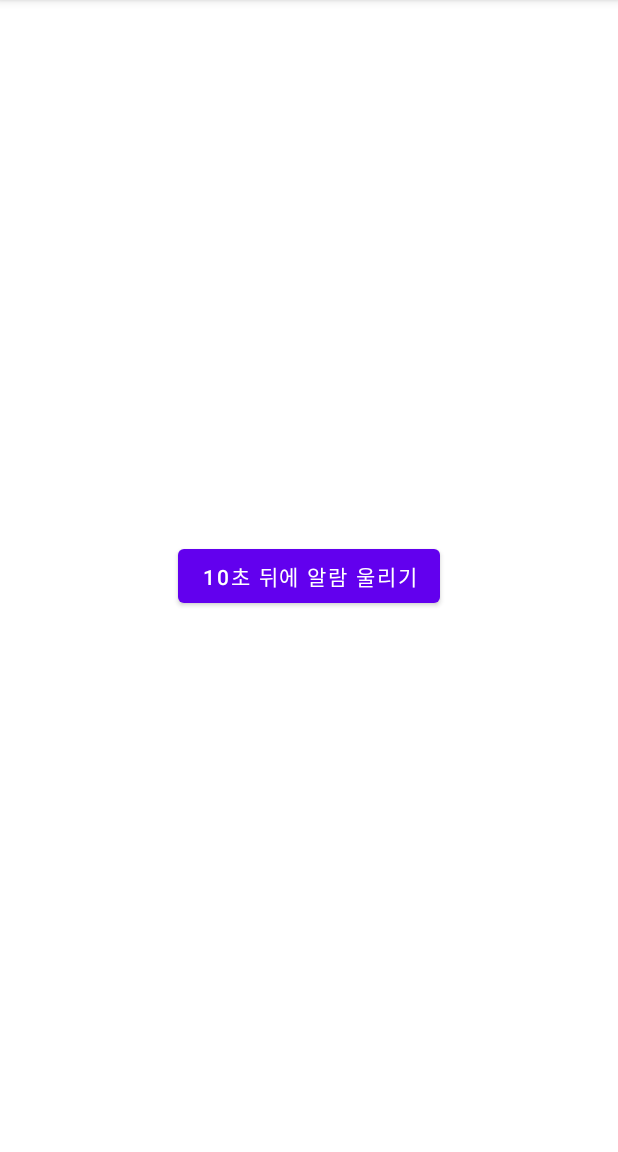
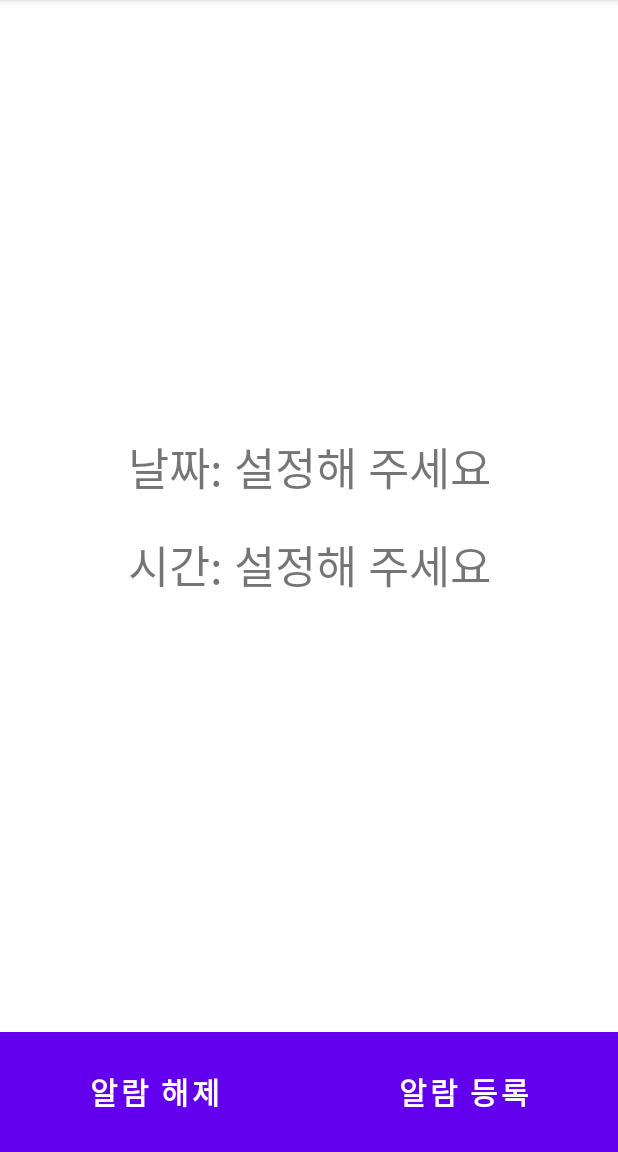
Before and after one commit to sechiyo97/poolCAndroid2021-1, an Android app: the screen it shows after launch (MainActivity), on a phone screen of 412 x 824 dp, the part 84-1236 px from its top. Run offline under Robolectric (Android 15) with nearby library versions, the phone set to English and light mode, and no system bars.

Commit message:
WEEK-6_날짜와 시간을 직접 지정하여 알람 설정

```diff
--- a/AlarmApp2/app/src/main/res/layout/activity_main.xml
+++ b/AlarmApp2/app/src/main/res/layout/activity_main.xml
@@ -6,14 +6,65 @@
     android:layout_height="match_parent"
     tools:context=".MainActivity">
 
-    <Button
-        android:id="@+id/set_alarm_button"
+    <LinearLayout
         android:layout_width="wrap_content"
         android:layout_height="wrap_content"
-        android:text="10초 뒤에 알람 울리기"
+        android:orientation="vertical"
+        app:layout_constraintTop_toTopOf="parent"
+        app:layout_constraintStart_toStartOf="parent"
+        app:layout_constraintEnd_toEndOf="parent"
+        app:layout_constraintBottom_toTopOf="@id/alarm_texts">
+
+        <TextView
+            android:id="@+id/text_date"
+            android:layout_width="wrap_content"
+            android:layout_height="wrap_content"
+            android:textSize="30sp"
+            android:text="날짜: 설정해 주세요"
+            android:layout_marginBottom="20dp"/>
+
+        <TextView
+            android:id="@+id/text_time"
+            android:layout_width="wrap_content"
+            android:layout_height="wrap_content"
+            android:textSize="30sp"
+            android:text="시간: 설정해 주세요"/>
+    </LinearLayout>
+
+    <LinearLayout
+        android:id="@+id/alarm_texts"
         app:layout_constraintBottom_toBottomOf="parent"
-        app:layout_constraintLeft_toLeftOf="parent"
-        app:layout_constraintRight_toRightOf="parent"
-        app:layout_constraintTop_toTopOf="parent" />
+        android:orientation="horizontal"
+        android:layout_width="match_parent"
+        android:layout_height="80dp">
 
+        <Button
+            android:id="@+id/clear_alarm_btn"
+            android:layout_gravity="bottom"
+            android:layout_width="0dp"
+            android:layout_weight="1"
+            android:layout_height="80dp"
+            android:textColor="@android:color/white"
+            android:background="@color/black"
+            android:text="알람 해제"
+            android:textSize="20sp"
+            android:textStyle="bold"
+            app:layout_constraintStart_toStartOf="parent"
+            app:layout_constraintEnd_toEndOf="parent"
+            app:layout_constraintBottom_toBottomOf="parent"/>
+        <Button
+            android:id="@+id/set_alarm_btn"
+            android:layout_gravity="bottom"
+            android:layout_width="0dp"
+            android:layout_weight="1"
+            android:layout_height="80dp"
+            android:textColor="@android:color/white"
+            android:background="@color/purple_200"
+            android:text="알람 등록"
+            android:textSize="20sp"
+            android:textStyle="bold"
+            app:layout_constraintStart_toStartOf="parent"
+            app:layout_constraintEnd_toEndOf="parent"
+            app:layout_constraintBottom_toBottomOf="parent"/>
+    </LinearLayout>
 </androidx.constraintlayout.widget.ConstraintLayout>
```
Also changed, not shown: AlarmApp2/app/src/main/java/com/example/alarmapp/AlarmService.kt (+15 -8 lines), AlarmApp2/app/src/main/java/com/example/alarmapp/MainActivity.kt (+72 -5 lines).
